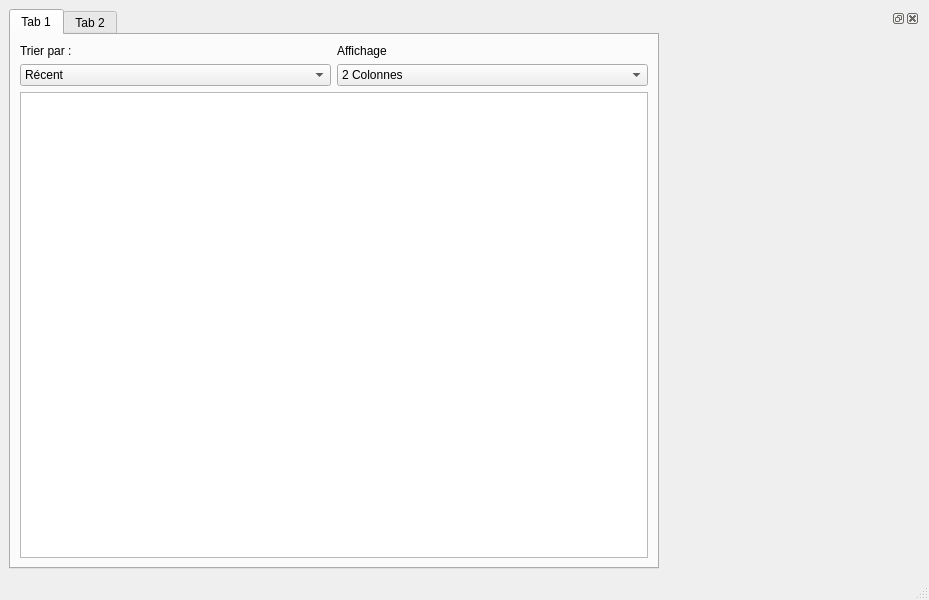
First picture: the form in gallery/mainwindow.ui, repository Vrock691/IHM, before the edit.
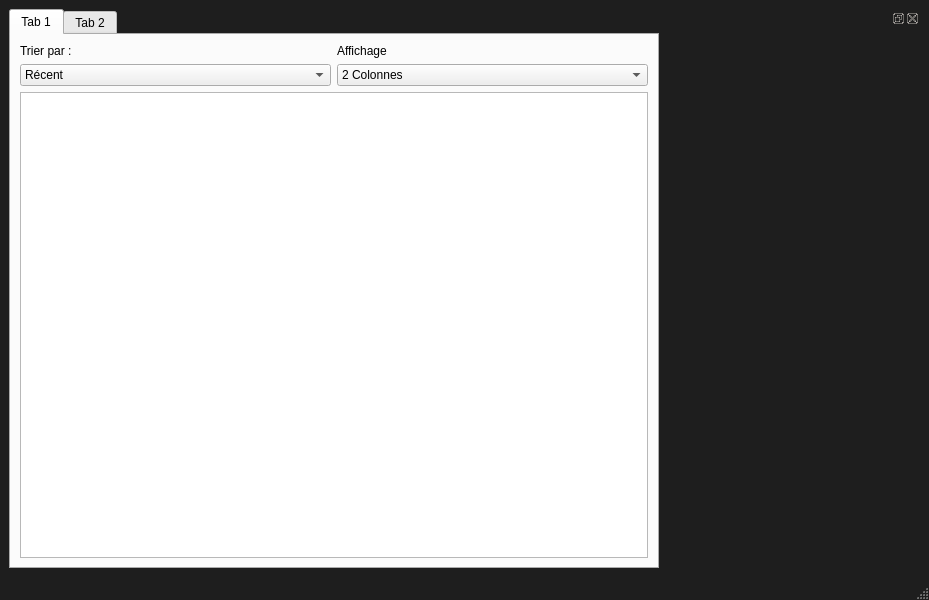
Second picture: the form after the edit. Icons and pictures are not drawn.

Commit message: Correction de style

```diff
--- a/gallery/mainwindow.ui
+++ b/gallery/mainwindow.ui
@@ -13,6 +13,23 @@
   <property name="windowTitle">
    <string>MainWindow</string>
   </property>
+  <property name="styleSheet">
+   <string notr="true">QMainWindow, QWidget#centralWidget {
+    background-color: #1E1E1E;
+}
+
+QDockWidget {
+    background-color: #1E1E1E;
+    border: none;
+}
+
+QDockWidget::title {
+    background-color: #1E1E1E;
+    padding: 2px 4px;
+    border-bottom: none;
+    color: #E0E0E0; 
+}</string>
+  </property>
   <widget class="QWidget" name="centralwidget">
    <layout class="QHBoxLayout" name="horizontalLayout_5">
     <item>
@@ -115,7 +132,27 @@
         <item>
          <widget class="QDockWidget" name="dockInspector">
           <property name="styleSheet">
-           <string notr="true"/>
+           <string notr="true">QDockWidget {
+        background-color: #1E1E1E;
+        titlebar-close-icon: url(:/icons/close-icon.png);
+        border: 1px solid #2A2A2A; 
+    }
+
+    /* Barre de titre */
+    QDockWidget::title {
+        background: #1E1E1E;
+        padding: 2px 4px;
+        border: none;
+        spacing: 2px;
+    }
+
+    /* Bouton fermer (croix) */
+    QDockWidget::close-button {
+        border: none;
+        margin: 0px; 
+        padding: 0px;
+    }
+</string>
           </property>
           <widget class="QWidget" name="dockWidgetContents_2"/>
          </widget>
```
The commit also changes 2 other files.
